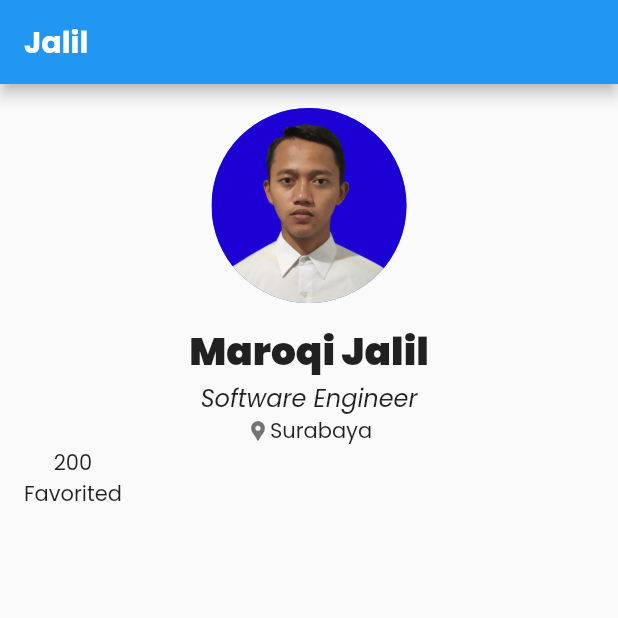
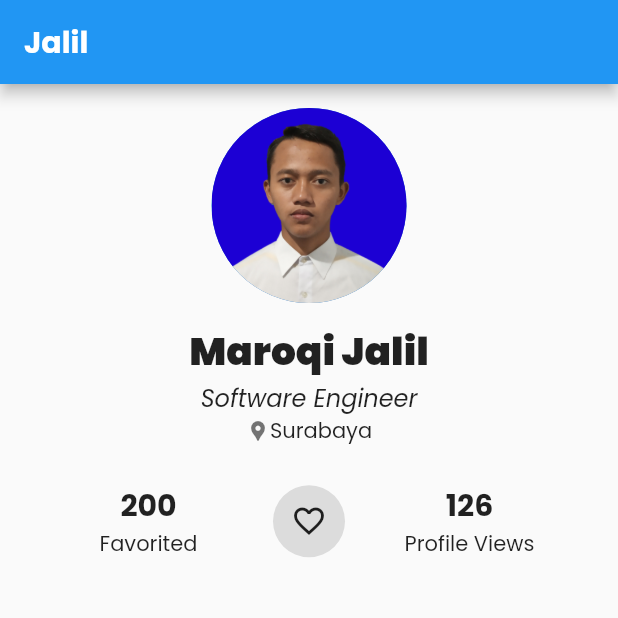
Before and after one commit to maroqijalil/my-portfolio-app, a Flutter app: the screen it shows after launch, on a phone screen of 412 x 824 dp, the top half of it. Run offline on Flutter 3.47's test engine with Material 2 defaults, Android fonts, the phone set to English and light mode, and no system bars; our stand-ins replace google_fonts.

Commit message:
feat: add favorited and profile views counter

```diff
--- a/lib/screens/profile.dart
+++ b/lib/screens/profile.dart
@@ -9,6 +9,8 @@ class ProfileScreen extends StatefulWidget {
 }
 
 class _ProfileScreenState extends State<ProfileScreen> {
+  bool favoriteState = false;
+
   @override
   Widget build(BuildContext context) {
     return Scaffold(
@@ -33,7 +35,9 @@ class _ProfileScreenState extends State<ProfileScreen> {
                   backgroundImage: AssetImage("assets/imgs/jalil.png"),
                   radius: 65,
                 ),
-                  SizedBox(height: 12,),
+                SizedBox(
+                  height: 12,
+                ),
                 Text(
                   "Maroqi Jalil",
                   style: TextStyle(
@@ -65,23 +69,63 @@ class _ProfileScreenState extends State<ProfileScreen> {
                     )
                   ],
                 ),
+                SizedBox(height: 24),
                 Row(
                   mainAxisAlignment: MainAxisAlignment.spaceBetween,
                   children: <Widget>[
-                      Column(
-                        crossAxisAlignment: CrossAxisAlignment.center,
-                        children: <Widget>[
-                          Text("200"),
-                          Text("Favorited"),
-                        ],
+                    const FavoriteInfoComponent(
+                      count: 200,
+                      title: "Favorited",
+                    ),
+                    Container(
+                      child: IconButton(
+                        onPressed: () {
+                          setState(() {
+                            favoriteState = !favoriteState;
+                          });
+                        },
+                        icon: favoriteState
+                            ? Icon(Icons.favorite_outlined)
+                            : Icon(Icons.favorite_border),
+                      ),
+                      decoration: BoxDecoration(
+                          shape: BoxShape.circle, color: Colors.black12),
+                    ),
+                    const FavoriteInfoComponent(
+                      count: 126,
+                      title: "Profile Views",
                     )
                   ],
-                  )
+                ),
               ],
             )
           ],
         ),
-        )
+      )),
+    );
+  }
+}
+
+class FavoriteInfoComponent extends StatelessWidget {
+  const FavoriteInfoComponent(
+      {Key? key, required this.count, required this.title})
+      : super(key: key);
+
+  final num count;
+  final String title;
+
+  @override
+  Widget build(BuildContext context) {
+    return Expanded(
+      child: Column(
+        crossAxisAlignment: CrossAxisAlignment.center,
+        children: <Widget>[
+          Text(
+            count.toString(),
+            style: TextStyle(fontWeight: FontWeight.bold, fontSize: 20),
+          ),
+          Text(title),
+        ],
       ),
     );
   }
```
Lines whose indentation alone changed are shown as unchanged.
